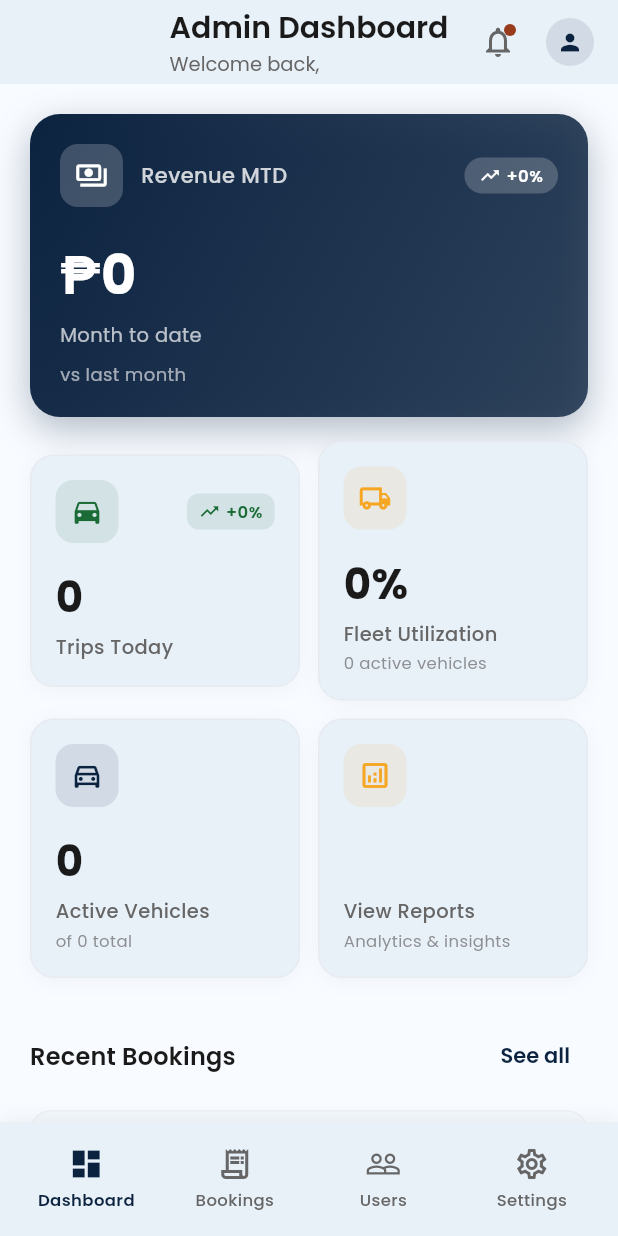
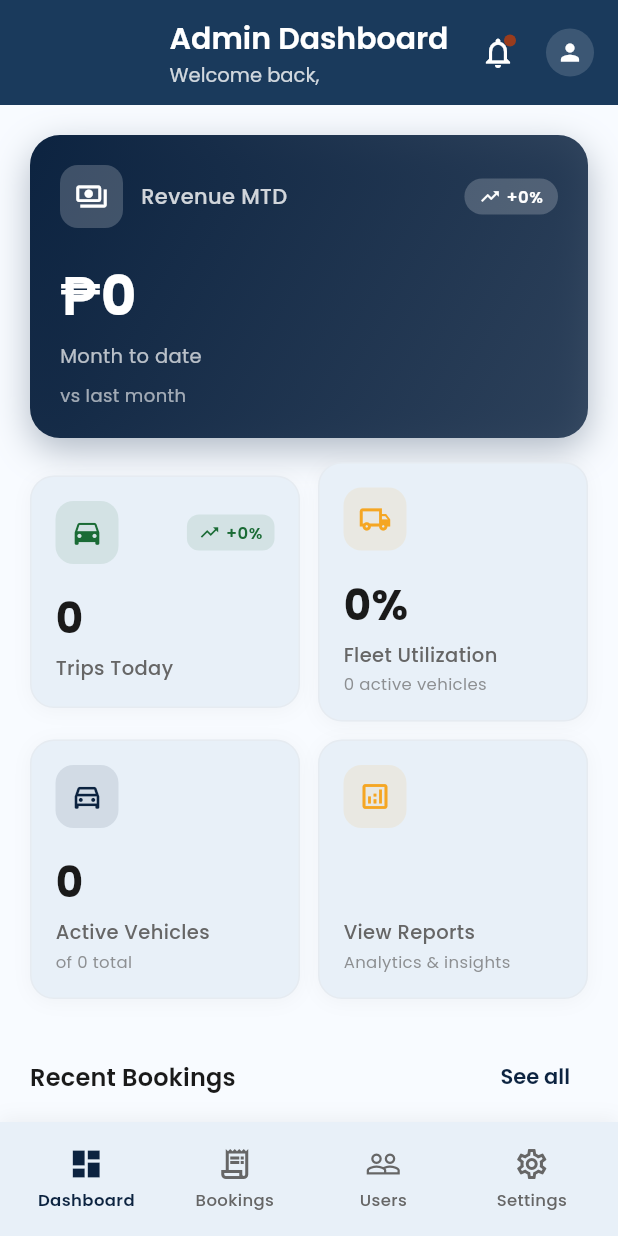
Before and after one commit to rbuhian/trip-reserve, a Flutter app: the AdminDashboardScreen screen opened by its route, on a phone screen of 412 x 824 dp. Run offline on Flutter 3.47's test engine with Material 3 defaults, Android fonts, the phone set to English and light mode, and no system bars; our stand-ins replace firebase_core, firebase_messaging, fl_chart, flutter_dotenv, flutter_local_notifications, flutter_riverpod and 8 more; accounts and stored records are empty; generated files the repository leaves out were written again; project files that could hold a hidden picture were left out.

Commit message:
fix(ui): consistent dark admin headers
All admin AppBars now use AppColors.primaryDark + white (were a washed-out
colorScheme.surface). Tabbed screens get amber labels/indicator (visible on the
dark header). Admin dashboard SliverAppBar: white title text, taller pinned
header, and SafeArea(top:false) so it paints behind the status bar (no white
strip) — matching the driver/customer/Bookings headers.

Co-Authored-By: Claude Opus 4.8 <noreply@anthropic.com>

```diff
--- a/lib/screens/admin/bookings/admin_booking_details_screen.dart
+++ b/lib/screens/admin/bookings/admin_booking_details_screen.dart
@@ -52,8 +52,8 @@ class _AdminBookingDetailsScreenState extends ConsumerState<AdminBookingDetailsS
     return Scaffold(
       appBar: AppBar(
         title: const Text('Booking Details'),
-        backgroundColor: colorScheme.surface,
-        foregroundColor: colorScheme.onSurface,
+        backgroundColor: AppColors.primaryDark,
+        foregroundColor: AppColors.white,
         actions: [
           bookingAsync.whenOrNull(
             data: (booking) {
--- a/lib/screens/admin/dashboard_screen.dart
+++ b/lib/screens/admin/dashboard_screen.dart
@@ -33,7 +33,10 @@ class AdminDashboardScreen extends ConsumerWidget {
     final recentBookings = ref.watch(recentBookingsProvider);
 
     return Scaffold(
+      // top: false so the SliverAppBar paints behind the status bar (navy),
+      // instead of a white strip above the header.
       body: SafeArea(
+        top: false,
         child: RefreshIndicator(
           onRefresh: () async {
             ref.invalidate(dashboardStatsProvider);
@@ -44,16 +47,18 @@ class AdminDashboardScreen extends ConsumerWidget {
               // App Bar
               SliverAppBar(
                 floating: true,
-                backgroundColor: colorScheme.surface,
-                foregroundColor: colorScheme.onSurface,
+                pinned: true,
+                toolbarHeight: 70,
+                backgroundColor: AppColors.primaryDark,
+                foregroundColor: AppColors.white,
                 title: Column(
                   crossAxisAlignment: CrossAxisAlignment.start,
                   children: [
-                    Text(
+                    const Text(
                       'Admin Dashboard',
                       style: TextStyle(
                         fontSize: 20,
-                        color: colorScheme.onSurface,
+                        color: AppColors.white,
                         fontWeight: FontWeight.w600,
                       ),
                     ),
@@ -62,7 +67,7 @@ class AdminDashboardScreen extends ConsumerWidget {
                         'Welcome back, ${user?.firstName ?? 'Admin'}',
                         style: TextStyle(
                           fontSize: 13,
-                          color: colorScheme.onSurfaceVariant,
+                          color: AppColors.white.withOpacity(0.8),
                           fontWeight: FontWeight.w400,
                         ),
                       ),
@@ -76,9 +81,9 @@ class AdminDashboardScreen extends ConsumerWidget {
                     onPressed: () {},
                     icon: Badge(
                       smallSize: 8,
-                      child: Icon(
+                      child: const Icon(
                         Icons.notifications_outlined,
-                        color: colorScheme.onSurfaceVariant,
+                        color: AppColors.white,
                       ),
                     ),
                   ),
@@ -88,11 +93,11 @@ class AdminDashboardScreen extends ConsumerWidget {
                       onPressed: () => _showProfileMenu(context, ref),
                       icon: CircleAvatar(
                         radius: 16,
-                        backgroundColor: colorScheme.primary.withOpacity(0.1),
-                        child: Icon(
+                        backgroundColor: AppColors.white.withOpacity(0.15),
+                        child: const Icon(
                           Icons.person,
                           size: 18,
-                          color: colorScheme.primary,
+                          color: AppColors.white,
                         ),
                       ),
                     ),
--- a/lib/screens/admin/pricing/admin_pricing_screen.dart
+++ b/lib/screens/admin/pricing/admin_pricing_screen.dart
@@ -38,8 +38,8 @@ class AdminPricingScreen extends ConsumerWidget {
     return Scaffold(
       appBar: AppBar(
         title: const Text('Pricing Configuration'),
-        backgroundColor: colorScheme.surface,
-        foregroundColor: colorScheme.onSurface,
+        backgroundColor: AppColors.primaryDark,
+        foregroundColor: AppColors.white,
       ),
       body: RefreshIndicator(
         onRefresh: () async {
--- a/lib/screens/admin/settings/admin_settings_screen.dart
+++ b/lib/screens/admin/settings/admin_settings_screen.dart
@@ -1,6 +1,7 @@
 import 'package:flutter/material.dart';
 import 'package:flutter_riverpod/flutter_riverpod.dart';
 import 'package:go_router/go_router.dart';
+import '../../../core/theme/app_colors.dart';
 
 import '../../../providers/auth_provider.dart';
 
@@ -15,8 +16,8 @@ class AdminSettingsScreen extends ConsumerWidget {
     return Scaffold(
       appBar: AppBar(
         title: const Text('Settings'),
-        backgroundColor: colorScheme.surface,
-        foregroundColor: colorScheme.onSurface,
+        backgroundColor: AppColors.primaryDark,
+        foregroundColor: AppColors.white,
       ),
       body: ListView(
         padding: const EdgeInsets.all(16),
--- a/lib/screens/admin/users/admin_users_screen.dart
+++ b/lib/screens/admin/users/admin_users_screen.dart
@@ -1,6 +1,7 @@
 import 'package:flutter/material.dart';
 import 'package:flutter_riverpod/flutter_riverpod.dart';
 import 'package:go_router/go_router.dart';
+import '../../../core/theme/app_colors.dart';
 
 import '../../../models/enums.dart';
 import '../../../models/user.dart';
@@ -81,8 +82,8 @@ class _AdminUsersScreenState extends ConsumerState<AdminUsersScreen> {
     return Scaffold(
       appBar: AppBar(
         title: const Text('User Management'),
-        backgroundColor: colorScheme.surface,
-        foregroundColor: colorScheme.onSurface,
+        backgroundColor: AppColors.primaryDark,
+        foregroundColor: AppColors.white,
         actions: [
           IconButton(
             onPressed: () => _showFilterSheet(context),
--- a/lib/screens/admin/users/user_details_screen.dart
+++ b/lib/screens/admin/users/user_details_screen.dart
@@ -163,8 +163,8 @@ class _UserDetailsScreenState extends ConsumerState<UserDetailsScreen> {
     return Scaffold(
       appBar: AppBar(
         title: const Text('User Details'),
-        backgroundColor: colorScheme.surface,
-        foregroundColor: colorScheme.onSurface,
+        backgroundColor: AppColors.primaryDark,
+        foregroundColor: AppColors.white,
         actions: [
           if (!_isEditing && userAsync.valueOrNull != null)
             IconButton(
```
Also changed, not shown: lib/screens/admin/bookings/admin_bookings_screen.dart (+6 -5 lines), lib/screens/admin/reports/admin_reports_screen.dart (+5 -6 lines).
